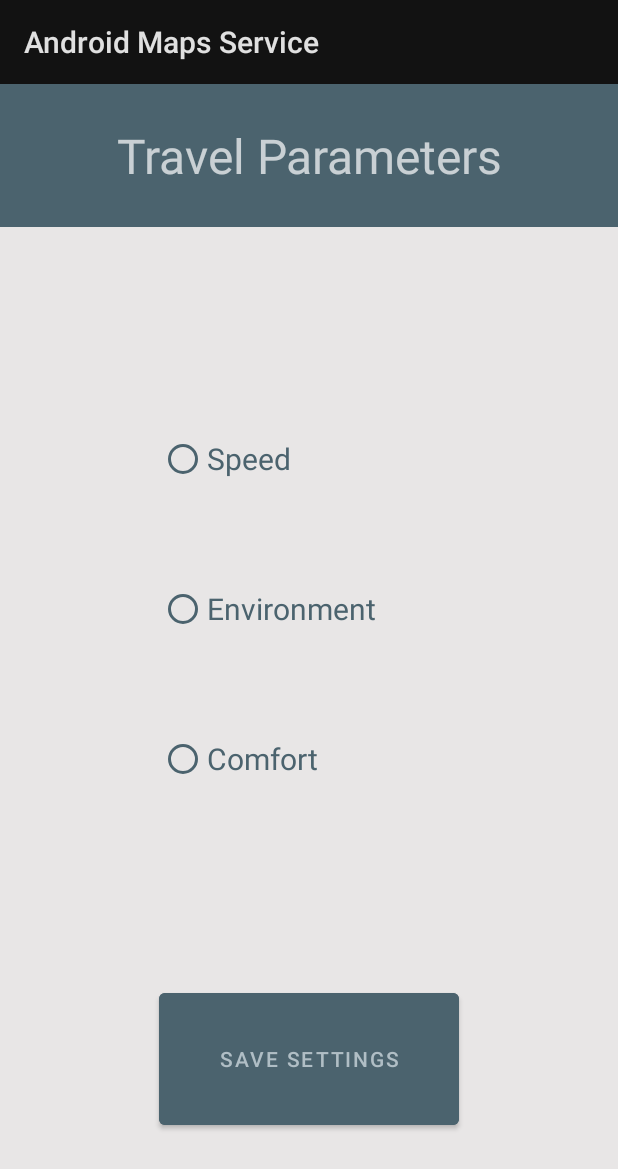
After one commit to xuxvming/Pathfinder, an Android app: the PathSettingActivity screen opened directly, with no data from a screen before it, on a phone screen of 412 x 824 dp. The commit adds this screen. Shown: the top 1169 px of the screen. Run offline under Robolectric (Android 15) with nearby library versions, the phone set to English and light mode, and no system bars.

Commit message:
Added realtime data and path setting ui

```diff
--- /dev/null
+++ b/app/src/main/java/com/group12/activities/PathSettingActivity.java
@@ -0,0 +1,51 @@
+package com.group12.activities;
+import android.annotation.SuppressLint;
+import android.content.Intent;
+import android.os.Bundle;
+import android.view.View;
+import android.widget.Button;
+import android.widget.RadioButton;
+import android.widget.RadioGroup;
+
+import androidx.appcompat.app.AppCompatActivity;
+
+public class PathSettingActivity extends AppCompatActivity {
+    private Button settingButton;
+    private RadioButton radioButton;
+    private RadioGroup radioGroup;
+    @Override
+    protected void onCreate(Bundle savedInstanceState) {
+        super.onCreate(savedInstanceState);
+        setContentView(R.layout.activity_path_setting);
+        settingButton = findViewById(R.id.saveSettingButton);
+        radioGroup = findViewById(R.id.PathRadioGroup);
+        settingButton.setOnClickListener(new View.OnClickListener() {
+                                             @SuppressLint("SetTextI18n")
+                                             @Override
+                                             public void onClick(View view) {
+                                                 Intent intent = new Intent(PathSettingActivity.this,SearchActivity.class);
+                                                 Bundle b = new Bundle();
+                                                 int radioId = radioGroup.getCheckedRadioButtonId();
+                                                 if (radioId == -1) {
+                                                     b.putString("travelChoice", "0");
+                                                 }
+                                                 else {
+                                                     radioButton = findViewById(radioId);
+                                                     if (radioButton.getText().equals("Environment")) {
+                                                         b.putString("travelChoice", "2");
+                                                     } else if (radioButton.getText().equals("Comfort")) {
+                                                         b.putString("travelChoice", "1");
+                                                     } else b.putString("travelChoice", "0");
+                                                     intent.putExtras(b);
+                                                     startActivity(intent);
+                                                 }
+                                             }
+                                         }
+        );
+    }
+
+    public void checkRadioButton(View v) {
+        int radioId = radioGroup.getCheckedRadioButtonId();
+        radioButton = findViewById(radioId);
+    }
+}
--- /dev/null
+++ b/app/src/main/res/layout/activity_path_setting.xml
@@ -0,0 +1,71 @@
+<?xml version="1.0" encoding="utf-8"?>
+<RelativeLayout xmlns:android="http://schemas.android.com/apk/res/android"
+    xmlns:app="http://schemas.android.com/apk/res-auto"
+    xmlns:tools="http://schemas.android.com/tools"
+    android:layout_width="fill_parent"
+    android:layout_height="fill_parent"
+    android:background="#E8E6E6"
+    android:theme="@style/AppTheme"
+    tools:context=".PathSettingActivity">
+
+    <TextView
+        android:layout_width="match_parent"
+        android:layout_height="95dp"
+        android:layout_marginStart="0dp"
+        android:layout_marginTop="0dp"
+        android:background="@color/colorPrimaryDark"
+        android:backgroundTintMode="multiply"
+        android:gravity="center"
+        android:text="Travel Parameters"
+        android:textSize="32sp" />
+
+    <RadioGroup
+        android:id="@+id/PathRadioGroup"
+        android:layout_width="200dp"
+        android:layout_height="300dp"
+        android:layout_centerHorizontal="true"
+        android:layout_marginTop="200dp">
+
+        <RadioButton
+            android:id="@+id/speedSwitch"
+            android:layout_width="100dp"
+            android:layout_height="100dp"
+            android:backgroundTint="#FFFFFF"
+            android:buttonTint="@color/colorPrimaryDark"
+            android:onClick="checkRadioButton"
+            android:text="Speed"
+            android:textColor="@color/colorPrimaryDark"
+            android:textSize="20sp" />
+
+        <RadioButton
+            android:id="@+id/envSwitch"
+            android:layout_width="wrap_content"
+            android:layout_height="100dp"
+            android:buttonTint="@color/colorPrimaryDark"
+            android:onClick="checkRadioButton"
+            android:text="Environment"
+            android:textColor="@color/colorPrimaryDark"
+            android:textSize="20sp" />
+
+        <RadioButton
+            android:id="@+id/comfortSwitch"
+            android:layout_width="wrap_content"
+            android:layout_height="100dp"
+            android:buttonTint="@color/colorPrimaryDark"
+            android:onClick="checkRadioButton"
+            android:text="Comfort"
+            android:textColor="@color/colorPrimaryDark"
+            android:textSize="20sp" />
+    </RadioGroup>
+
+    <Button
+        android:id="@+id/saveSettingButton"
+        android:layout_width="200dp"
+        android:layout_height="100dp"
+        android:layout_centerHorizontal="true"
+        android:layout_marginTop="600dp"
+        android:backgroundTint="@color/colorPrimaryDark"
+        android:gravity="center"
+        android:text="Save Settings"
+        android:textColor="@color/colorAccent" />
+</RelativeLayout>
```
Also changed, not shown: app/src/main/AndroidManifest.xml (+10 -11 lines), app/src/main/java/com/group12/activities/RealtimeDataActivity.java (added, +214 -0 lines), app/src/main/java/com/group12/activities/SearchActivity.java (+31 -3 lines), app/src/main/res/drawable/ic_my_location.xml (added, +9 -0 lines), app/src/main/res/drawable/ic_search.xml (added, +9 -0 lines), app/src/main/res/drawable/ic_settings.xml (added, +9 -0 lines), app/src/main/res/drawable/ic_wifi_tethering.xml (added, +9 -0 lines), app/src/main/res/layout/activity_osm_maps.xml (+10 -5 lines), app/src/main/res/layout/activity_realtime_data.xml (added, +65 -0 lines), app/src/main/res/layout/activity_search.xml (+71 -11 lines).
